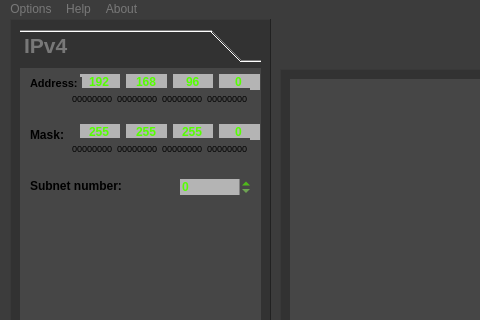
Above: src/widgetApp/mainwindow.ui from Projekt-zespolowy-TIU/DesignYourNetwork before the change; both pictures show x 0 to 480 and y 0 to 320 of the 1161 by 492 pixel window. Below: the same form after it.
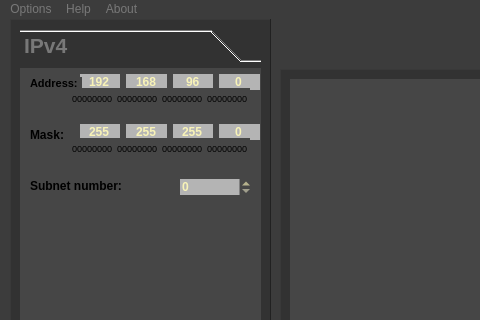
That is the form after the change.

```diff
--- a/src/widgetApp/mainwindow.ui
+++ b/src/widgetApp/mainwindow.ui
@@ -165,7 +165,7 @@
           </property>
           <property name="styleSheet">
            <string notr="true">background-color: rgb(180, 180, 180);
-color: rgb(85, 255, 0);</string>
+color: rgb(248, 243, 183);</string>
           </property>
           <property name="text">
            <string>192</string>
@@ -188,7 +188,7 @@
           </property>
           <property name="styleSheet">
            <string notr="true">background-color: rgb(180, 180, 180);
-color: rgb(85, 255, 0);</string>
+color: rgb(248, 243, 183);</string>
           </property>
           <property name="text">
            <string>168</string>
@@ -211,7 +211,7 @@
           </property>
           <property name="styleSheet">
            <string notr="true">background-color: rgb(180, 180, 180);
-color: rgb(85, 255, 0);</string>
+color: rgb(248, 243, 183);</string>
           </property>
           <property name="text">
            <string>96</string>
@@ -234,7 +234,7 @@
           </property>
           <property name="styleSheet">
            <string notr="true">background-color: rgb(180, 180, 180);
-color: rgb(85, 255, 0);</string>
+color: rgb(248, 243, 183);</string>
           </property>
           <property name="text">
            <string>0</string>
@@ -272,7 +272,7 @@
           </property>
           <property name="styleSheet">
            <string notr="true">background-color: rgb(180, 180, 180);
-color: rgb(85, 255, 0);</string>
+color: rgb(248, 243, 183);</string>
           </property>
           <property name="text">
            <string>255</string>
@@ -298,7 +298,7 @@
           </property>
           <property name="styleSheet">
            <string notr="true">background-color: rgb(180, 180, 180);
-color: rgb(85, 255, 0);</string>
+color: rgb(248, 243, 183);</string>
           </property>
           <property name="text">
            <string>255</string>
@@ -324,7 +324,7 @@
           </property>
           <property name="styleSheet">
            <string notr="true">background-color: rgb(180, 180, 180);
-color: rgb(85, 255, 0);</string>
+color: rgb(248, 243, 183);</string>
           </property>
           <property name="text">
            <string>255</string>
@@ -350,7 +350,7 @@
           </property>
           <property name="styleSheet">
            <string notr="true">background-color: rgb(180, 180, 180);
-color: rgb(85, 255, 0);</string>
+color: rgb(248, 243, 183);</string>
           </property>
           <property name="text">
            <string>0</string>
@@ -704,7 +704,7 @@
        </property>
        <property name="styleSheet">
         <string notr="true">background-color: rgb(180, 180, 180);
-color: rgb(85, 255, 0);</string>
+color: rgb(248, 243, 183);</string>
        </property>
        <property name="frame">
         <bool>false</bool>
```
